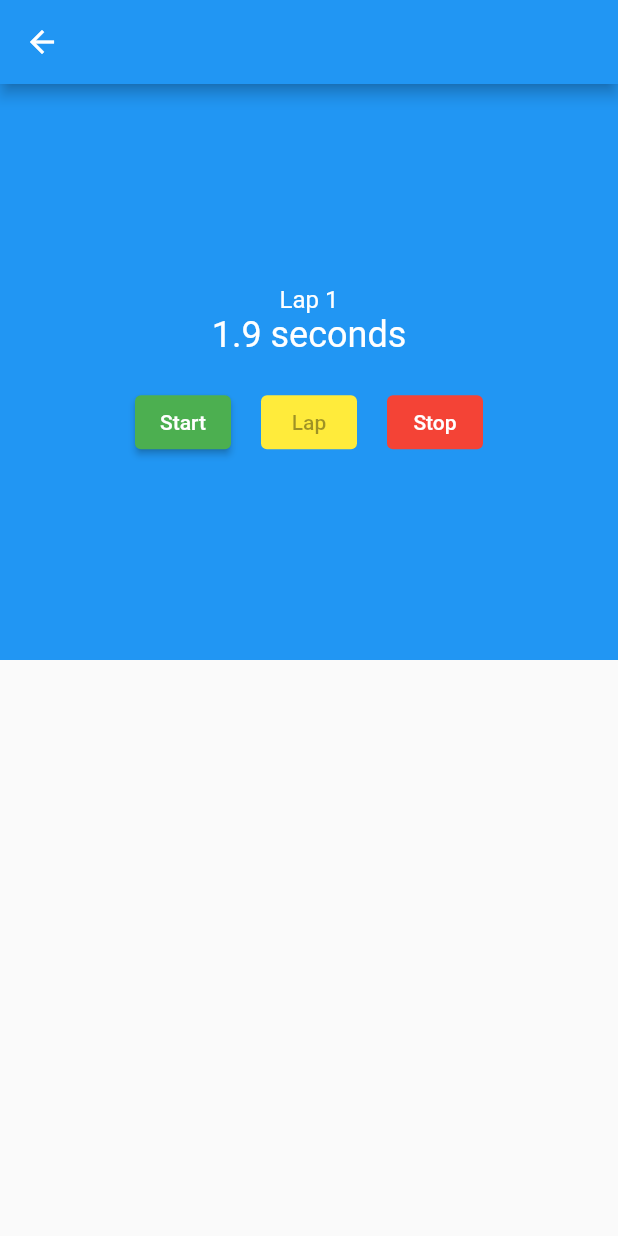
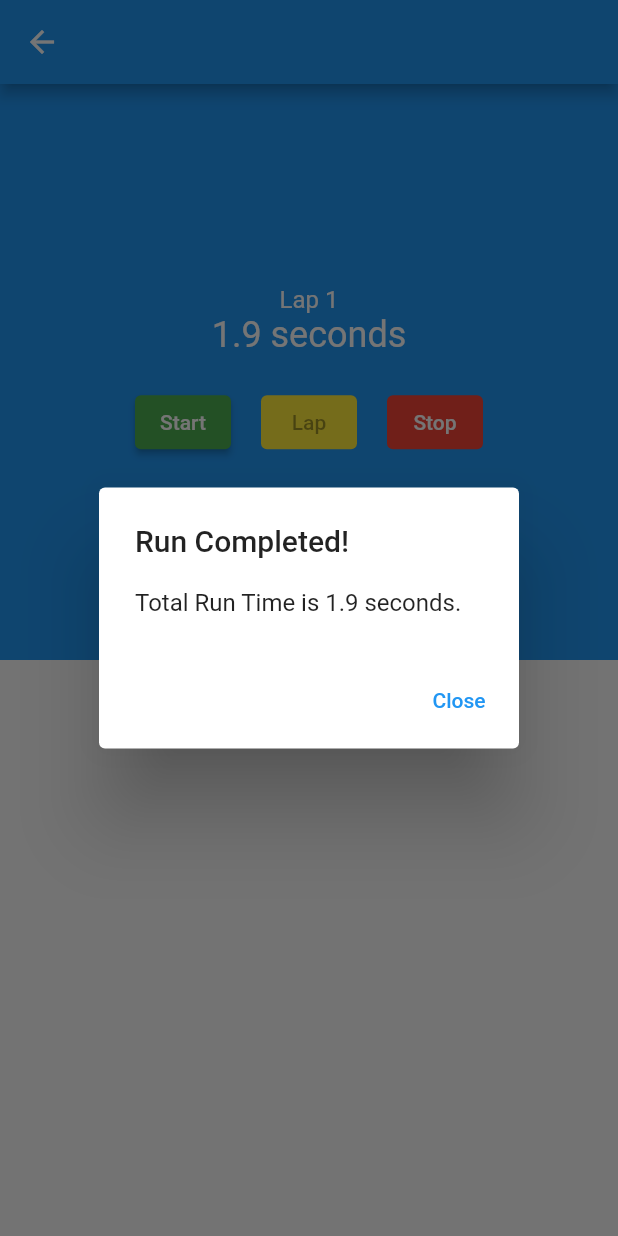
Before and after one commit to deanie77/stopwatch, a Flutter app: the StopWatch screen opened by its route, after a tap on "Stop", on a phone screen of 412 x 824 dp. Run offline on Flutter 3.47's test engine with Material 2 defaults, Android fonts, the phone set to English and light mode, and no system bars.

Commit message:
connected dialog box to stop watch

```diff
--- a/lib/stopwatch.dart
+++ b/lib/stopwatch.dart
@@ -1,5 +1,6 @@
 import 'dart:async';
 import 'package:flutter/material.dart';
+import 'package:stopwatch/platform_alert.dart';
 
 class StopWatch extends StatefulWidget {
   static const route = '/stopwatch';
@@ -72,11 +73,19 @@ class _StopWatchState extends State<StopWatch> {
     setState(() {
       isTicking = false;
     });
+
+    final int totalRuntime = laps.fold(milliseconds, (total, lap) => total + lap);
+    final alert = PlatformAlert(
+      title: 'Run Completed!',
+      message: 'Total Run Time is ${_secondsText(totalRuntime)}.',
+    );
+    alert.show(context);
   }
 
   @override
   Widget build(BuildContext context) {
-    String? name = (ModalRoute.of(context)!.settings.arguments ?? '') as String?;
+    String? name =
+        (ModalRoute.of(context)!.settings.arguments ?? '') as String?;
 
     return Scaffold(
       appBar: AppBar(
```
